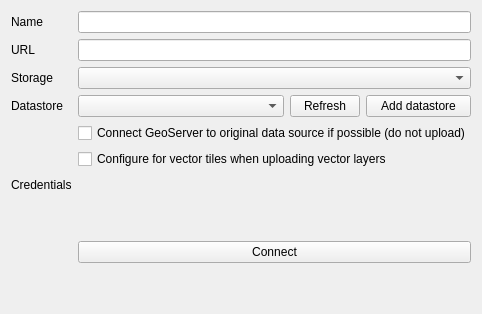
Above: geocatbridge/servers/views/geoserver.ui from GeoCat/qgis-bridge-plugin before the change. Below: the same form after it.
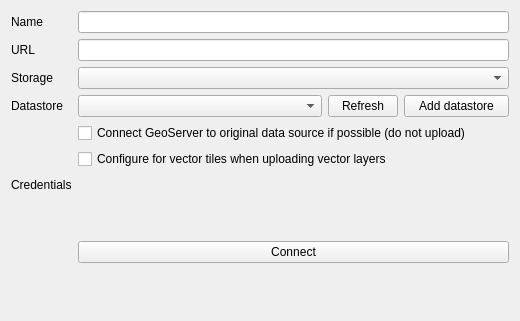
That is the form after the change.

```diff
--- a/geocatbridge/servers/views/geoserver.ui
+++ b/geocatbridge/servers/views/geoserver.ui
@@ -7,24 +7,18 @@
     <x>0</x>
     <y>0</y>
     <width>520</width>
-    <height>314</height>
+    <height>321</height>
    </rect>
   </property>
   <property name="sizePolicy">
-   <sizepolicy hsizetype="Preferred" vsizetype="Minimum">
+   <sizepolicy hsizetype="Expanding" vsizetype="Minimum">
     <horstretch>0</horstretch>
     <verstretch>0</verstretch>
    </sizepolicy>
   </property>
   <layout class="QVBoxLayout" name="verticalLayout">
-   <property name="sizeConstraint">
-    <enum>QLayout::SetFixedSize</enum>
-   </property>
    <item>
     <layout class="QGridLayout" name="gridLayout">
-     <property name="sizeConstraint">
-      <enum>QLayout::SetMinimumSize</enum>
-     </property>
      <property name="horizontalSpacing">
       <number>6</number>
      </property>
@@ -74,7 +68,14 @@
       </widget>
      </item>
      <item row="2" column="1">
-      <widget class="QComboBox" name="comboStorageType"/>
+      <widget class="QComboBox" name="comboStorageType">
+       <property name="sizePolicy">
+        <sizepolicy hsizetype="Expanding" vsizetype="Fixed">
+         <horstretch>0</horstretch>
+         <verstretch>0</verstretch>
+        </sizepolicy>
+       </property>
+      </widget>
      </item>
      <item row="3" column="0">
       <widget class="QLabel" name="labelGeoserverDatastore">
@@ -91,10 +92,13 @@
      </item>
      <item row="3" column="1">
       <layout class="QHBoxLayout" name="datastoreLayout">
+       <property name="sizeConstraint">
+        <enum>QLayout::SetDefaultConstraint</enum>
+       </property>
        <item>
         <widget class="QComboBox" name="comboGeoserverDatabase">
          <property name="sizePolicy">
-          <sizepolicy hsizetype="MinimumExpanding" vsizetype="Fixed">
+          <sizepolicy hsizetype="Expanding" vsizetype="Fixed">
            <horstretch>0</horstretch>
            <verstretch>0</verstretch>
           </sizepolicy>
@@ -128,7 +132,7 @@
           <item>
            <widget class="QToolButton" name="btnRefreshDatabases">
             <property name="sizePolicy">
-             <sizepolicy hsizetype="Fixed" vsizetype="Minimum">
+             <sizepolicy hsizetype="Fixed" vsizetype="Fixed">
               <horstretch>0</horstretch>
               <verstretch>0</verstretch>
              </sizepolicy>
@@ -147,7 +151,7 @@
           <item>
            <widget class="QToolButton" name="btnAddDatastore">
             <property name="sizePolicy">
-             <sizepolicy hsizetype="Fixed" vsizetype="Minimum">
+             <sizepolicy hsizetype="Fixed" vsizetype="Fixed">
               <horstretch>0</horstretch>
               <verstretch>0</verstretch>
              </sizepolicy>
@@ -170,6 +174,12 @@
      </item>
      <item row="4" column="1">
       <widget class="QCheckBox" name="chkUseOriginalDataSource">
+       <property name="sizePolicy">
+        <sizepolicy hsizetype="Expanding" vsizetype="Fixed">
+         <horstretch>0</horstretch>
+         <verstretch>0</verstretch>
+        </sizepolicy>
+       </property>
        <property name="minimumSize">
         <size>
          <width>0</width>
@@ -189,6 +199,12 @@
      </item>
      <item row="5" column="1">
       <widget class="QCheckBox" name="chkUseVectorTiles">
+       <property name="sizePolicy">
+        <sizepolicy hsizetype="Expanding" vsizetype="Fixed">
+         <horstretch>0</horstretch>
+         <verstretch>0</verstretch>
+        </sizepolicy>
+       </property>
        <property name="minimumSize">
         <size>
          <width>0</width>
@@ -210,7 +226,7 @@
      <item row="6" column="1">
       <widget class="QWidget" name="geoserverAuthWidget" native="true">
        <property name="sizePolicy">
-        <sizepolicy hsizetype="Preferred" vsizetype="Fixed">
+        <sizepolicy hsizetype="Expanding" vsizetype="Fixed">
          <horstretch>0</horstretch>
          <verstretch>0</verstretch>
         </sizepolicy>
@@ -247,6 +263,12 @@
      </item>
      <item row="8" column="1">
       <widget class="QPushButton" name="btnConnectGeoserver">
+       <property name="sizePolicy">
+        <sizepolicy hsizetype="Expanding" vsizetype="Fixed">
+         <horstretch>0</horstretch>
+         <verstretch>0</verstretch>
+        </sizepolicy>
+       </property>
        <property name="text">
         <string>Connect</string>
        </property>
```
